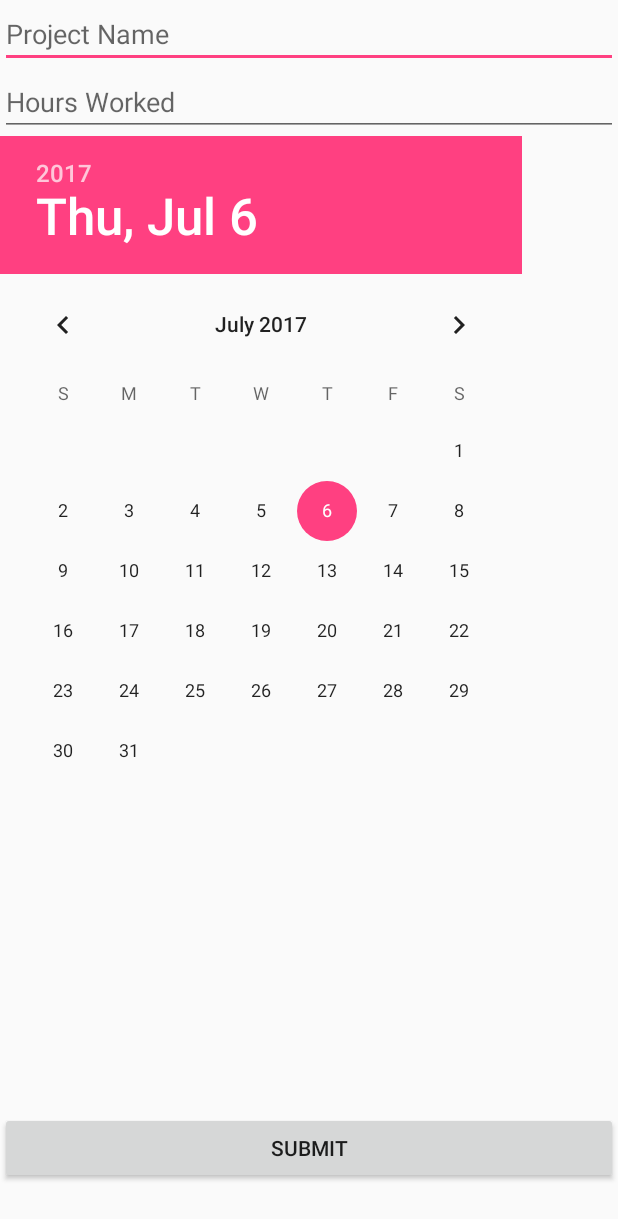
After one commit to auth0-samples/auth0-pnp-exampleco-timesheets, an Android app: the Form screen opened directly, with no data from a screen before it, on a phone screen of 412 x 824 dp. The commit adds this screen. Shown: the top 1219 px of the screen. Run offline under Robolectric (Android 15) with nearby library versions, the phone set to English and light mode, and no system bars; libraries missing offline, so code that uses them is left out: com.squareup.okhttp.

Commit message:
Add sample android application for interfacing with api.
- Add timesheet activity, model, and adapter.
- Add views for timesheet list and new timesheet form.

```diff
--- a/timesheets-mobile/android/app/src/main/AndroidManifest.xml
+++ b/timesheets-mobile/android/app/src/main/AndroidManifest.xml
@@ -34,6 +34,10 @@
 
         </activity>
 
+        <activity android:name="com.auth0.samples.TimeSheetActivity" />
+        <activity android:name="com.auth0.samples.Form" />
+
+
 
     </application>
 
--- /dev/null
+++ b/timesheets-mobile/android/app/src/main/java/com/auth0/samples/Form.java
@@ -0,0 +1,144 @@
+package com.auth0.samples;
+
+import android.app.Activity;
+import android.content.Intent;
+import android.os.Bundle;
+import android.support.annotation.Nullable;
+import android.util.Log;
+import android.view.View;
+import android.view.ViewGroup;
+import android.widget.Button;
+import android.widget.DatePicker;
+import android.widget.EditText;
+import android.widget.Toast;
+
+import com.squareup.okhttp.Callback;
+import com.squareup.okhttp.MediaType;
+import com.squareup.okhttp.OkHttpClient;
+import com.squareup.okhttp.Request;
+import com.squareup.okhttp.RequestBody;
+import com.squareup.okhttp.Response;
+
+import org.json.JSONException;
+import org.json.JSONObject;
+
+import java.io.IOException;
+import java.text.SimpleDateFormat;
+import java.util.Calendar;
+import java.util.Date;
+
+/**
+ * Created by ej on 7/9/17.
+ */
+
+public class Form extends Activity {
+
+    private static final MediaType MEDIA_TYPE_JSON = MediaType.parse("application/json; charset=utf-8");
+
+    private static final String API_URL = "http://10.0.2.2:8080/timesheets";
+
+    private String accessToken;
+
+    @Override
+    protected void onCreate(@Nullable Bundle savedInstanceState) {
+        super.onCreate(savedInstanceState);
+        setContentView(R.layout.form);
+        accessToken = getIntent().getStringExtra("token");
+
+        Button submitTimeSheetButton = (Button) findViewById(R.id.submitTimeSheetButton);
+        final EditText editProjectName = (EditText) findViewById(R.id.editProjectName);
+        final EditText editHours = (EditText) findViewById(R.id.editHours);
+        final DatePicker datePicker = (DatePicker) findViewById(R.id.datePicker);
+
+        submitTimeSheetButton.setOnClickListener(new View.OnClickListener() {
+            @Override
+            public void onClick(View view) {
+                int day = datePicker.getDayOfMonth();
+                int month = datePicker.getMonth();
+                int year =  datePicker.getYear();
+
+                Calendar calendar = Calendar.getInstance();
+                calendar.set(year, month, day);
+
+                postAPI(
+                        editProjectName.getText().toString(),
+                        calendar.getTime(),
+                        editHours.getText().toString()
+                );
+            }
+        });
+    }
+
+    private void postAPI(String projectName, Date date, String hours) {
+
+        JSONObject postBody = new JSONObject();
+        try {
+            postBody.put("project", projectName);
+        } catch (JSONException e) {
+            e.printStackTrace();
+        }
+        try {
+            postBody.put("date", date);
+        } catch (JSONException e) {
+            e.printStackTrace();
+        }
+        try {
+            postBody.put("hours", hours);
+        } catch (JSONException e) {
+            e.printStackTrace();
+        }
+        String postStr = postBody.toString();
+
+        final Request.Builder reqBuilder = new Request.Builder()
+                .post(RequestBody.create(MEDIA_TYPE_JSON, postStr))
+                .url(API_URL)
+                .addHeader("Authorization", "Bearer " + accessToken);
+
+        OkHttpClient client = new OkHttpClient();
+        Request request = reqBuilder.build();
+
+        client.newCall(request).enqueue(new Callback() {
+            @Override
+            public void onFailure(Request request, IOException e) {
+                Log.e("API", "Error: ", e);
+                runOnUiThread(new Runnable() {
+                    @Override
+                    public void run() {
+                        Toast.makeText(Form.this, "An error occurred", Toast.LENGTH_SHORT).show();
+                    }
+                });
+            }
+
+            @Override
+            public void onResponse(final Response response) throws IOException {
+                final String resBody = response.body().string();
+
+                runOnUiThread(new Runnable() {
+                    @Override
+                    public void run() {
+                        if (response.isSuccessful()) {
+                            clearForm((ViewGroup) findViewById(R.id.mainForm));
+                            Intent intent = new Intent(Form.this, TimeSheetActivity.class);
+                            intent.putExtra("token", accessToken);
+                            Form.this.startActivity(intent);
+                        } else {
+                            Toast.makeText(Form.this, "Timesheet creation failed.", Toast.LENGTH_SHORT).show();
+                        }
+                    }
+                });
+            }
+        });
+    }
+
+    private void clearForm(ViewGroup group) {
+        for (int i = 0, count = group.getChildCount(); i < count; ++i) {
+            View view = group.getChildAt(i);
+            if (view instanceof EditText) {
+                ((EditText)view).setText("");
+            }
+
+            if(view instanceof ViewGroup && (((ViewGroup)view).getChildCount() > 0))
+                clearForm((ViewGroup)view);
+        }
+    }
+}
--- /dev/null
+++ b/timesheets-mobile/android/app/src/main/res/layout/form.xml
@@ -0,0 +1,36 @@
+<?xml version="1.0" encoding="utf-8"?>
+<LinearLayout xmlns:android="http://schemas.android.com/apk/res/android"
+    android:id="@+id/mainForm"
+    android:layout_width="match_parent"
+    android:layout_height="match_parent"
+    android:orientation="vertical"
+    android:weightSum="1">
+
+    <EditText
+        android:id="@+id/editProjectName"
+        android:layout_width="match_parent"
+        android:layout_height="wrap_content"
+        android:ems="10"
+        android:hint="Project Name"
+        android:inputType="textPersonName" />
+
+    <EditText
+        android:id="@+id/editHours"
+        android:layout_width="match_parent"
+        android:layout_height="wrap_content"
+        android:ems="10"
+        android:hint="Hours Worked"
+        android:inputType="number|numberDecimal" />
+
+    <DatePicker
+        android:id="@+id/datePicker"
+        android:layout_width="match_parent"
+        android:layout_height="191dp"
+        android:layout_weight="0.93" />
+
+    <Button
+        android:id="@+id/submitTimeSheetButton"
+        android:layout_width="match_parent"
+        android:layout_height="wrap_content"
+        android:text="Submit" />
+</LinearLayout>
--- a/timesheets-mobile/android/app/src/main/res/values/strings.xml
+++ b/timesheets-mobile/android/app/src/main/res/values/strings.xml
@@ -1,8 +1,6 @@
 <resources>
-    <string name="app_name">Calling APIs</string>
+    <string name="app_name">ABC Timesheets</string>
     <string name="login">Log in</string>
-    <string name="callAPIWithToken">Call API with Token</string>
-    <string name="callAPIWithoutToken">Call API without Token</string>
 
     <string name="auth0_client_id">YOUR_CLIENT_ID</string>
     <string name="auth0_domain">YOUR_AUTH0_DOMAIN</string>
```
Also changed, not shown: timesheets-mobile/android/app/src/main/java/com/auth0/samples/LoginActivity.java (+4 -86 lines), timesheets-mobile/android/app/src/main/java/com/auth0/samples/TimeSheet.java (added, +43 -0 lines), timesheets-mobile/android/app/src/main/java/com/auth0/samples/TimeSheetActivity.java (added, +135 -0 lines), timesheets-mobile/android/app/src/main/java/com/auth0/samples/TimeSheetAdapter.java (added, +45 -0 lines), timesheets-mobile/android/app/src/main/res/layout/item_entry.xml (added, +25 -0 lines), timesheets-mobile/android/app/src/main/res/layout/login_activity.xml (+0 -18 lines), timesheets-mobile/android/app/src/main/res/layout/timesheet_activity.xml (added, +19 -0 lines), 1 other file.
